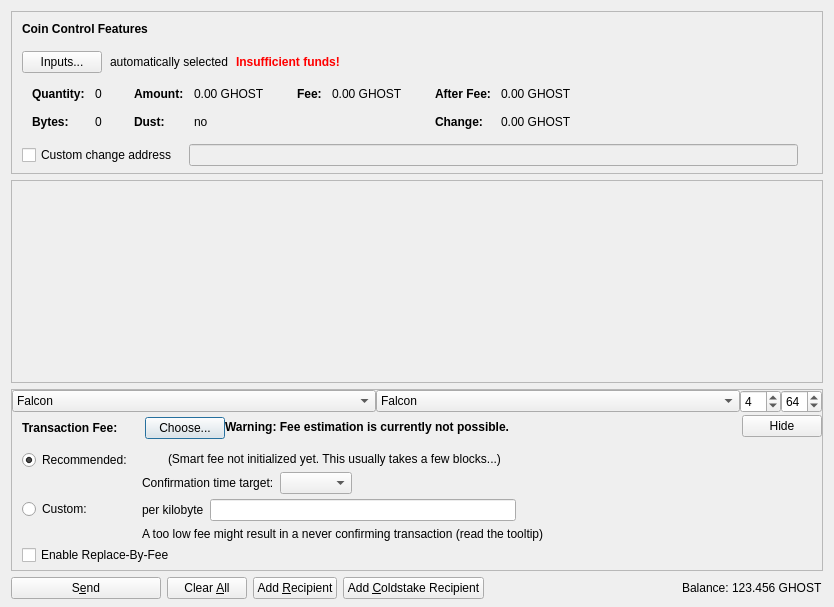
The window that src/qt/forms/sendcoinsdialog.ui (ProjectFalcon/FNC) describes before a commit, drawn with Qt 5.
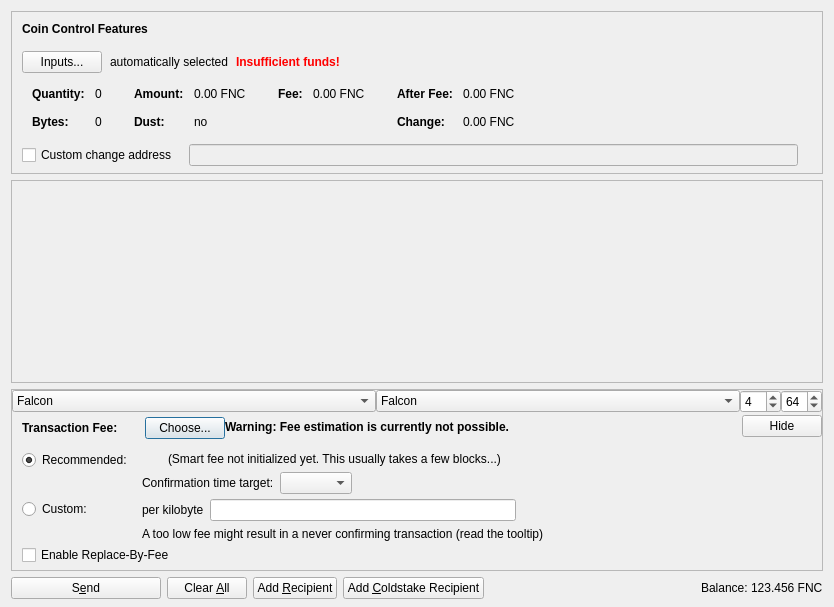
The same window after the commit. Icons and pictures are not drawn. Custom widgets are drawn as their Qt base class.

The edit to the form file:
```diff
--- a/src/qt/forms/sendcoinsdialog.ui
+++ b/src/qt/forms/sendcoinsdialog.ui
@@ -324,7 +324,7 @@
                   <enum>Qt::ActionsContextMenu</enum>
                  </property>
                  <property name="text">
-                  <string notr="true">0.00 GHOST</string>
+                  <string notr="true">0.00 FNC</string>
                  </property>
                  <property name="textInteractionFlags">
                   <set>Qt::LinksAccessibleByMouse|Qt::TextSelectableByKeyboard|Qt::TextSelectableByMouse</set>
@@ -404,7 +404,7 @@
                   <enum>Qt::ActionsContextMenu</enum>
                  </property>
                  <property name="text">
-                  <string notr="true">0.00 GHOST</string>
+                  <string notr="true">0.00 FNC</string>
                  </property>
                  <property name="textInteractionFlags">
                   <set>Qt::LinksAccessibleByMouse|Qt::TextSelectableByKeyboard|Qt::TextSelectableByMouse</set>
@@ -455,7 +455,7 @@
                   <enum>Qt::ActionsContextMenu</enum>
                  </property>
                  <property name="text">
-                  <string notr="true">0.00 GHOST</string>
+                  <string notr="true">0.00 FNC</string>
                  </property>
                  <property name="textInteractionFlags">
                   <set>Qt::LinksAccessibleByMouse|Qt::TextSelectableByKeyboard|Qt::TextSelectableByMouse</set>
@@ -484,7 +484,7 @@
                   <enum>Qt::ActionsContextMenu</enum>
                  </property>
                  <property name="text">
-                  <string notr="true">0.00 GHOST</string>
+                  <string notr="true">0.00 FNC</string>
                  </property>
                  <property name="textInteractionFlags">
                   <set>Qt::LinksAccessibleByMouse|Qt::TextSelectableByKeyboard|Qt::TextSelectableByMouse</set>
@@ -1314,7 +1314,7 @@
           <cursorShape>IBeamCursor</cursorShape>
          </property>
          <property name="text">
-          <string notr="true">123.456 GHOST</string>
+          <string notr="true">123.456 FNC</string>
          </property>
          <property name="textInteractionFlags">
           <set>Qt::LinksAccessibleByMouse|Qt::TextSelectableByKeyboard|Qt::TextSelectableByMouse</set>
```
